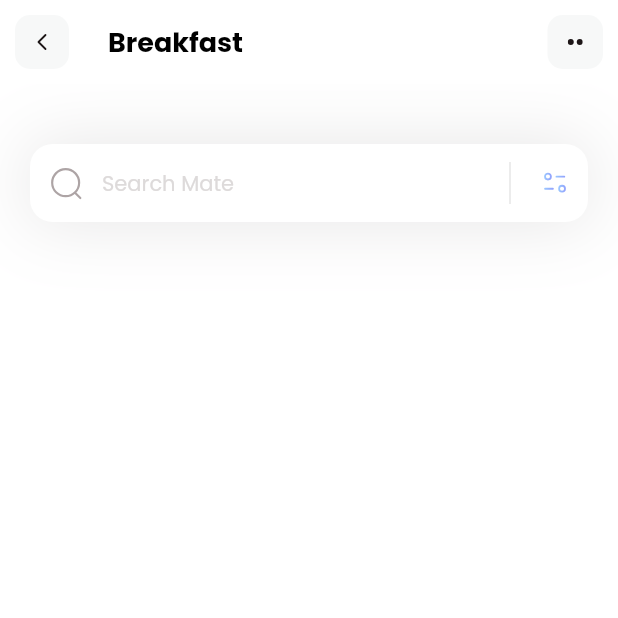
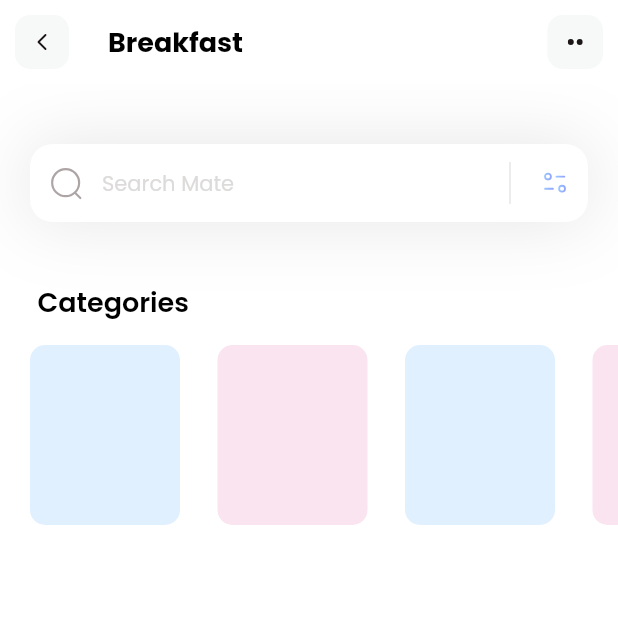
Before and after one commit to mamerida/dietApp, a Flutter app: the screen it shows after launch, on a phone screen of 412 x 824 dp, the top half of it. Run offline on Flutter 3.47's test engine with Material 2 defaults, Android fonts, the phone set to English and light mode, and no system bars; our stand-ins replace flutter_svg.

Commit message:
implements list

```diff
--- a/lib/main.dart
+++ b/lib/main.dart
@@ -14,7 +14,7 @@ class MyApp extends StatelessWidget {
     return MaterialApp(
       theme : ThemeData(fontFamily: 'Poppins'),
       debugShowCheckedModeBanner:false,
-      home: const HomePage()
+      home: HomePage()
     );
   }
 }
--- /dev/null
+++ b/lib/models/category_models.dart
@@ -0,0 +1,52 @@
+import 'package:flutter/material.dart';
+
+class CategoryModel {
+  String name;
+  String iconPath;
+  Color boxColor;
+
+  CategoryModel({
+    required this.name,
+    required this.iconPath,
+    required this.boxColor,
+  });
+
+  static List<CategoryModel> getCategories() {
+    List<CategoryModel> categories = [];
+
+    categories.add(
+      CategoryModel(
+        name: 'Salad',
+        iconPath: 'assets/icons/plate.svg',
+        boxColor: Color(0xff9DCEFF)
+      )
+    );
+
+    categories.add(
+      CategoryModel(
+        name: 'Cake',
+        iconPath: 'assets/icons/pancakes.svg',
+        boxColor: Color(0xffEEA4CE)
+      )
+    );
+
+    categories.add(
+      CategoryModel(
+        name: 'Pie',
+        iconPath: 'assets/icons/pie.svg',
+        boxColor: Color(0xff9DCEFF)
+      )
+    );
+
+    categories.add(
+      CategoryModel(
+        name: 'Smoothies',
+        iconPath: 'assets/icons/orange-snacks.svg',
+        boxColor: Color(0xffEEA4CE)
+      )
+    );
+
+
+    return categories;
+  }
+}
--- a/lib/pages/home.dart
+++ b/lib/pages/home.dart
@@ -1,18 +1,71 @@
+import 'package:fitness/models/category_models.dart';
 import 'package:flutter/material.dart';
 import 'package:flutter_svg/svg.dart';
 
 
-class HomePage extends StatelessWidget {
-const HomePage({ Key? key }) : super(key: key);
+class HomePage extends StatefulWidget {
+  const HomePage({ Key? key }) : super(key: key);
+
+  @override
+  State<HomePage> createState() => _HomePageState();
+}
+
+class _HomePageState extends State<HomePage> {
+  List<CategoryModel> categories = [];
+
+  void _getCategories(){
+    categories = CategoryModel.getCategories();
+  }
 
   @override
   Widget build(BuildContext context){
+    _getCategories();
     return Scaffold(
       appBar: Appbar(),
       backgroundColor: Colors.white,
       body:Column(
+        crossAxisAlignment: CrossAxisAlignment.start,
         children: [
-          _searchField()
+          _searchField(),
+          SizedBox(height: 40),
+          Column(
+            crossAxisAlignment: CrossAxisAlignment.start,
+            children: [
+              const Padding(
+                padding: EdgeInsets.only(left: 25),
+                child: Text(
+                  "Categories",
+                  style: TextStyle(
+                    color: Colors.black,
+                    fontSize: 18,
+                    fontWeight: FontWeight.w600
+                  ),
+                ),
+              ),
+              const SizedBox(height: 15),
+              Container(
+                height: 120,
+                child: ListView.separated(
+                  itemCount: categories.length,
+                  scrollDirection: Axis.horizontal,
+                  padding: EdgeInsets.only(
+                    left: 20,
+                    right: 20
+                  ),
+                  separatorBuilder:(context, index) => SizedBox(width: 25,),
+                  itemBuilder:(context, index) {
+                    return Container(
+                      width: 100,
+                      decoration: BoxDecoration(
+                        color: categories[index].boxColor.withOpacity(0.3),
+                        borderRadius: BorderRadius.circular(10)
+                      ),
+                    );
+                  },
+                ),
+              )
+            ],
+          )
         ],
       )
     );
```
